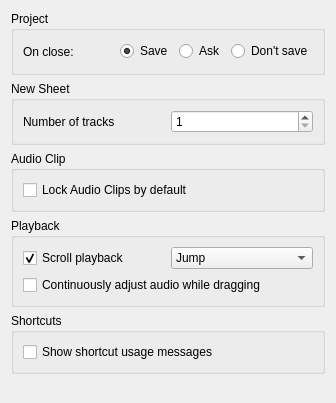
Old version of the form src/traverso/dialogs/settings/BehaviorConfigPage.ui in the repository rsijrier/Traverso-DAW.
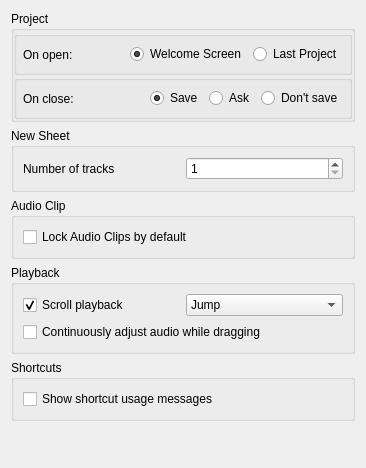
New version of the form.

What changed in the file:
```diff
--- a/src/traverso/dialogs/settings/BehaviorConfigPage.ui
+++ b/src/traverso/dialogs/settings/BehaviorConfigPage.ui
@@ -6,8 +6,8 @@
    <rect>
     <x>0</x>
     <y>0</y>
-    <width>336</width>
-    <height>403</height>
+    <width>366</width>
+    <height>468</height>
    </rect>
   </property>
   <property name="windowTitle">
@@ -16,51 +16,119 @@
   <layout class="QVBoxLayout" name="verticalLayout">
    <item>
     <widget class="QGroupBox" name="groupBox">
+     <property name="autoFillBackground">
+      <bool>false</bool>
+     </property>
      <property name="title">
       <string>Project</string>
      </property>
-     <layout class="QVBoxLayout">
+     <layout class="QVBoxLayout" name="verticalLayout_2">
       <property name="spacing">
-       <number>6</number>
+       <number>0</number>
       </property>
       <property name="leftMargin">
-       <number>9</number>
+       <number>0</number>
       </property>
       <property name="topMargin">
-       <number>9</number>
+       <number>0</number>
       </property>
       <property name="rightMargin">
-       <number>9</number>
+       <number>0</number>
       </property>
       <property name="bottomMargin">
-       <number>9</number>
+       <number>0</number>
       </property>
       <item>
-       <layout class="QHBoxLayout">
-        <property name="spacing">
+       <widget class="QGroupBox" name="groupBox_7">
+        <property name="autoFillBackground">
+         <bool>false</bool>
+        </property>
+        <property name="title">
+         <string/>
+        </property>
+        <layout class="QHBoxLayout" name="horizontalLayout_2">
+         <property name="leftMargin">
          <number>6</number>
         </property>
+         <property name="topMargin">
+          <number>6</number>
+         </property>
+         <property name="rightMargin">
+          <number>6</number>
+         </property>
+         <property name="bottomMargin">
+          <number>6</number>
+         </property>
+         <item>
+          <widget class="QLabel" name="label_3">
+           <property name="text">
+            <string>On open:</string>
+           </property>
+          </widget>
+         </item>
+         <item>
+          <spacer name="spacer_2">
+           <property name="orientation">
+            <enum>Qt::Horizontal</enum>
+           </property>
+           <property name="sizeHint" stdset="0">
+            <size>
+             <width>20</width>
+             <height>23</height>
+            </size>
+           </property>
+          </spacer>
+         </item>
+         <item>
+          <widget class="QRadioButton" name="welcomeRadioButton">
+           <property name="text">
+            <string>Welcome Screen</string>
+           </property>
+           <property name="checked">
+            <bool>true</bool>
+           </property>
+          </widget>
+         </item>
+         <item>
+          <widget class="QRadioButton" name="openLastProjectRadioButton">
+           <property name="text">
+            <string>Last Project</string>
+           </property>
+          </widget>
+         </item>
+        </layout>
+       </widget>
+      </item>
+      <item>
+       <widget class="QGroupBox" name="groupBox_6">
+        <property name="autoFillBackground">
+         <bool>false</bool>
+        </property>
+        <property name="title">
+         <string/>
+        </property>
+        <layout class="QHBoxLayout" name="horizontalLayout">
         <property name="leftMargin">
-         <number>0</number>
+          <number>6</number>
         </property>
         <property name="topMargin">
-         <number>0</number>
+          <number>6</number>
         </property>
         <property name="rightMargin">
-         <number>0</number>
+          <number>6</number>
         </property>
         <property name="bottomMargin">
-         <number>0</number>
+          <number>6</number>
         </property>
         <item>
-         <widget class="QLabel" name="label_2">
+          <widget class="QLabel" name="label_8">
           <property name="text">
            <string>On close:</string>
           </property>
          </widget>
         </item>
         <item>
-         <spacer>
+          <spacer name="spacer">
           <property name="orientation">
            <enum>Qt::Horizontal</enum>
           </property>
@@ -97,6 +165,7 @@
          </widget>
         </item>
        </layout>
+       </widget>
       </item>
      </layout>
     </widget>
```
Lines whose indentation alone changed are shown as unchanged.
